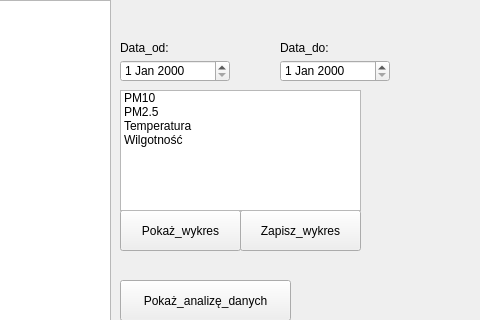
This is mainwindow.ui in wersix/ProjrektJPO as Qt 5 draws it before an edit; both pictures show x 220 to 700 and y 0 to 320 of the 800 by 600 pixel window. The edited form follows.
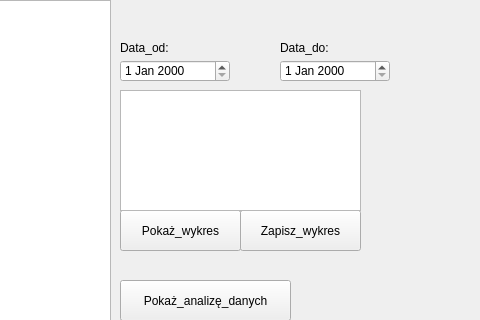
This is the edited form.

Commit message: Wszystko działa, tylko nie ma wyjątków i testów. No i ta podwójność...

```diff
--- a/mainwindow.ui
+++ b/mainwindow.ui
@@ -173,26 +173,6 @@
     <property name="selectionMode">
      <enum>QAbstractItemView::SelectionMode::MultiSelection</enum>
     </property>
-    <item>
-     <property name="text">
-      <string>PM10</string>
-     </property>
-    </item>
-    <item>
-     <property name="text">
-      <string>PM2.5</string>
-     </property>
-    </item>
-    <item>
-     <property name="text">
-      <string>Temperatura</string>
-     </property>
-    </item>
-    <item>
-     <property name="text">
-      <string>Wilgotność</string>
-     </property>
-    </item>
    </widget>
   </widget>
   <widget class="QMenuBar" name="menubar">
```
